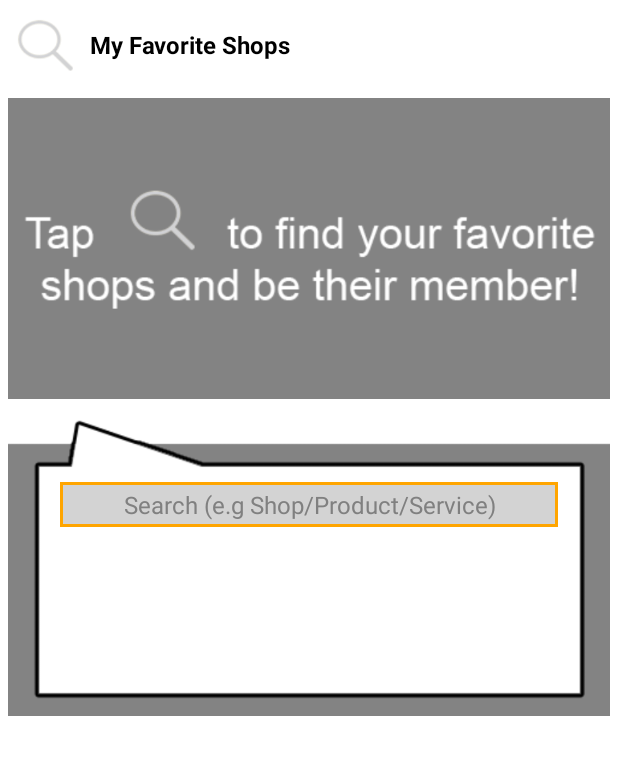
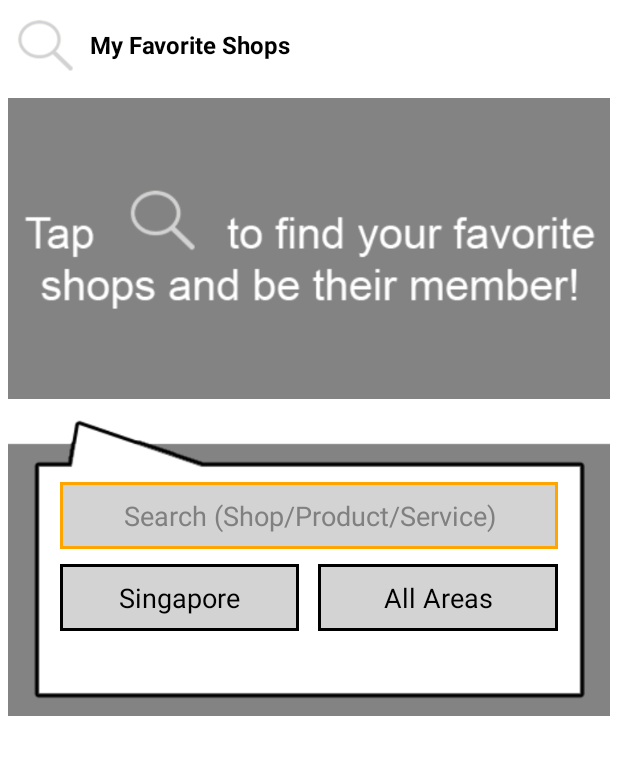
Before and after one commit to ngzhongqin/getMore-android, an Android app: the layout home_f.xml on its own in the app's theme, with its tools: preview values and no code run, on a phone screen of 412 x 824 dp, the part 72-847 px from its top. Run offline under Robolectric (Android 15) with nearby library versions, the phone set to English and light mode, and no system bars.

Commit message:
Loaded Icons for Home, Friends and Points on Top Menu Button Listener in ActionBarHandler Buttons are now selectable and colours changes accordingly. Implemented first webservice call to server side Implemented small spinner for ID on landing page. Removed unwanted fragments Built Skeleton of ViewPager. Added Search Btn Added line under action bar Added yellow box under selected menu option Added Search Hints Added Search Box Added Set visibility for search box and hint

```diff
--- a/app/src/main/res/layout/home_f.xml
+++ b/app/src/main/res/layout/home_f.xml
@@ -83,9 +83,8 @@
 
                     <EditText
                         android:layout_width="match_parent"
-                        android:hint="Search (e.g Shop/Product/Service)"
-                        android:padding="4dp"
-                        android:textSize="16sp"
+                        android:hint="Search (Shop/Product/Service)"
+                        android:textSize="18sp"
                         android:background="@drawable/edittext_modified_states"
                         android:inputType="text|textCapSentences"
                         android:maxLines="1"
@@ -96,10 +95,36 @@
                         android:layout_height="wrap_content" />
 
                     <LinearLayout
+                        android:layout_marginTop="10dp"
                         android:layout_width="match_parent"
+                        android:orientation="horizontal"
+                        android:weightSum="100"
                         android:layout_height="wrap_content">
 
+                        <TextView
+                            android:layout_width="0dp"
+                            android:layout_weight="48"
+                            android:text="Singapore"
+                            android:textSize="18sp"
+                            android:gravity="center"
+                            android:textColor="@color/black"
+                            android:background="@drawable/edittext_normal"
+                            android:layout_height="wrap_content" />
 
+                        <View
+                            android:layout_width="0dp"
+                            android:layout_weight="4"
+                            android:layout_height="1dp"/>
+
+                        <TextView
+                            android:layout_width="0dp"
+                            android:layout_weight="48"
+                            android:text="All Areas"
+                            android:textSize="18sp"
+                            android:gravity="center"
+                            android:textColor="@color/black"
+                            android:background="@drawable/edittext_normal"
+                            android:layout_height="wrap_content" />
 
                     </LinearLayout>
 
```
